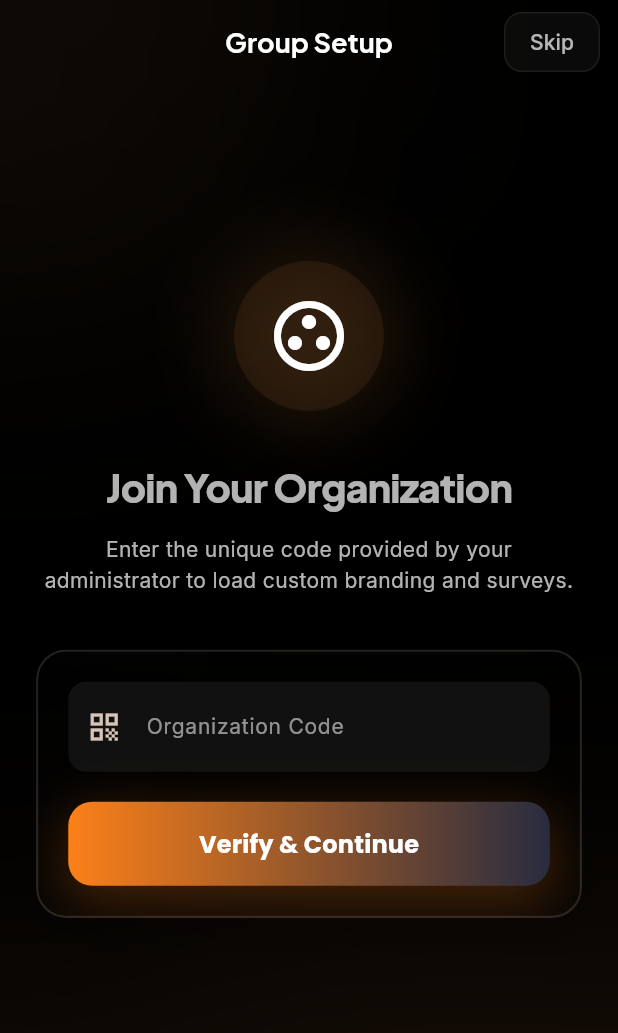
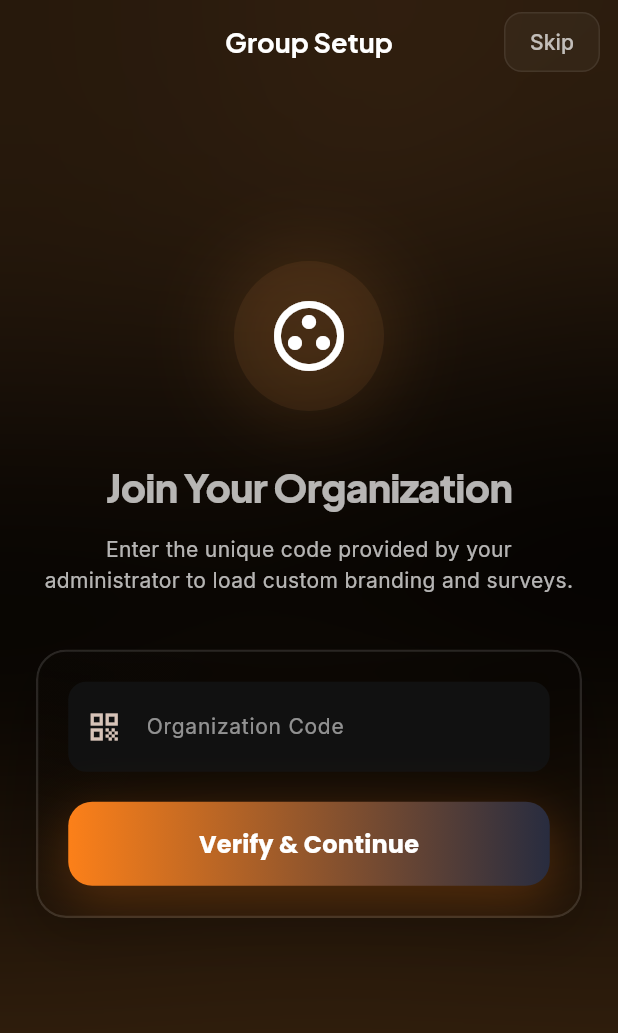
Before and after one commit to gauravtiwarincc/CommunitySurvey, a Flutter app: the screen it shows after launch, on a phone screen of 412 x 824 dp. Shown: the top 1033 px of the screen. Run offline on Flutter 3.47's test engine with Material 3 defaults, Android fonts, the phone set to English and light mode, and no system bars; our stand-ins replace dio, flutter_colorpicker, flutter_riverpod, flutter_secure_storage, google_fonts, share_plus and 1 more; accounts and stored records are empty.

Commit message:
UI: Drastically increase glow visibility in PremiumMeshBackground to match Login styling

```diff
--- a/flutter_app/lib/core/theme/premium_theme.dart
+++ b/flutter_app/lib/core/theme/premium_theme.dart
@@ -154,14 +154,27 @@ class PremiumMeshBackground extends StatelessWidget {
         ),
         // Glow Orb Top Left
         Positioned(
-          top: -100,
+          top: -150,
           left: -100,
+          child: Container(
+            width: 450,
+            height: 450,
+            decoration: BoxDecoration(
+              shape: BoxShape.circle,
+              color: primary.withOpacity(0.20), // Stronger gold glow
+            ),
+          ),
+        ),
+        // Glow Orb Top Right (Added for more glow)
+        Positioned(
+          top: -50,
+          right: -100,
           child: Container(
             width: 300,
             height: 300,
             decoration: BoxDecoration(
               shape: BoxShape.circle,
-              color: primary.withOpacity(0.08), // Subtle gold glow
+              color: primary.withOpacity(0.15), // Stronger gold glow
             ),
           ),
         ),
@@ -170,11 +183,11 @@ class PremiumMeshBackground extends StatelessWidget {
           bottom: -150,
           right: -50,
           child: Container(
-            width: 400,
-            height: 400,
+            width: 500,
+            height: 500,
             decoration: BoxDecoration(
               shape: BoxShape.circle,
-              color: secondary.withOpacity(0.05), // Subtle bronze/dark glow
+              color: secondary.withOpacity(0.15), // Stronger charcoal/bronze glow
             ),
           ),
         ),
@@ -183,18 +196,18 @@ class PremiumMeshBackground extends StatelessWidget {
           bottom: 0,
           left: 0,
           right: 0,
-          height: 350,
+          height: 400,
           child: Container(
             decoration: BoxDecoration(
               gradient: LinearGradient(
                 begin: Alignment.bottomCenter,
                 end: Alignment.topCenter,
                 colors: [
-                  primary.withOpacity(0.12), // Stronger glow at the very bottom
-                  primary.withOpacity(0.03),
+                  primary.withOpacity(0.20), // Stronger bottom light ray
+                  primary.withOpacity(0.05),
                   Colors.transparent,
                 ],
-                stops: const [0.0, 0.4, 1.0],
+                stops: const [0.0, 0.5, 1.0],
               ),
             ),
           ),
--- a/flutter_app/lib/features/dashboard/dashboard_page.dart
+++ b/flutter_app/lib/features/dashboard/dashboard_page.dart
@@ -94,10 +94,11 @@ class _DashboardPageState extends ConsumerState<DashboardPage> {
 
     return Scaffold(
       backgroundColor: theme.colorScheme.background,
-      body: SafeArea(
-        bottom: false,
-        child: Column(
-          children: [
+      body: PremiumMeshBackground(
+        child: SafeArea(
+          bottom: false,
+          child: Column(
+            children: [
 
 
 
```
